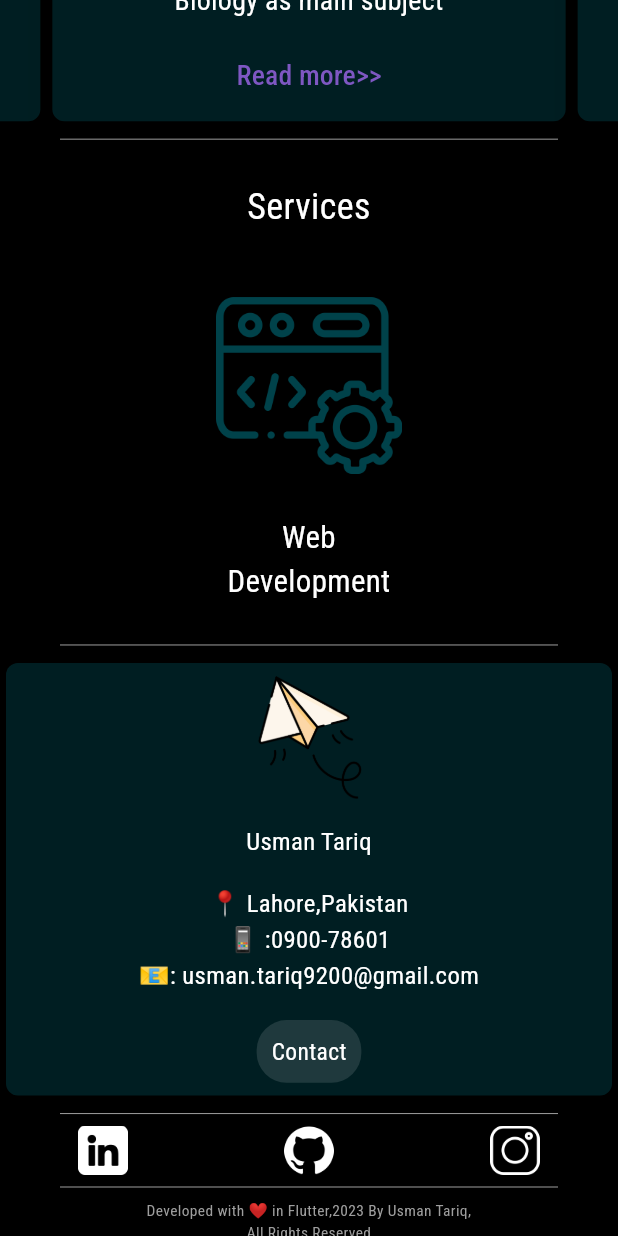
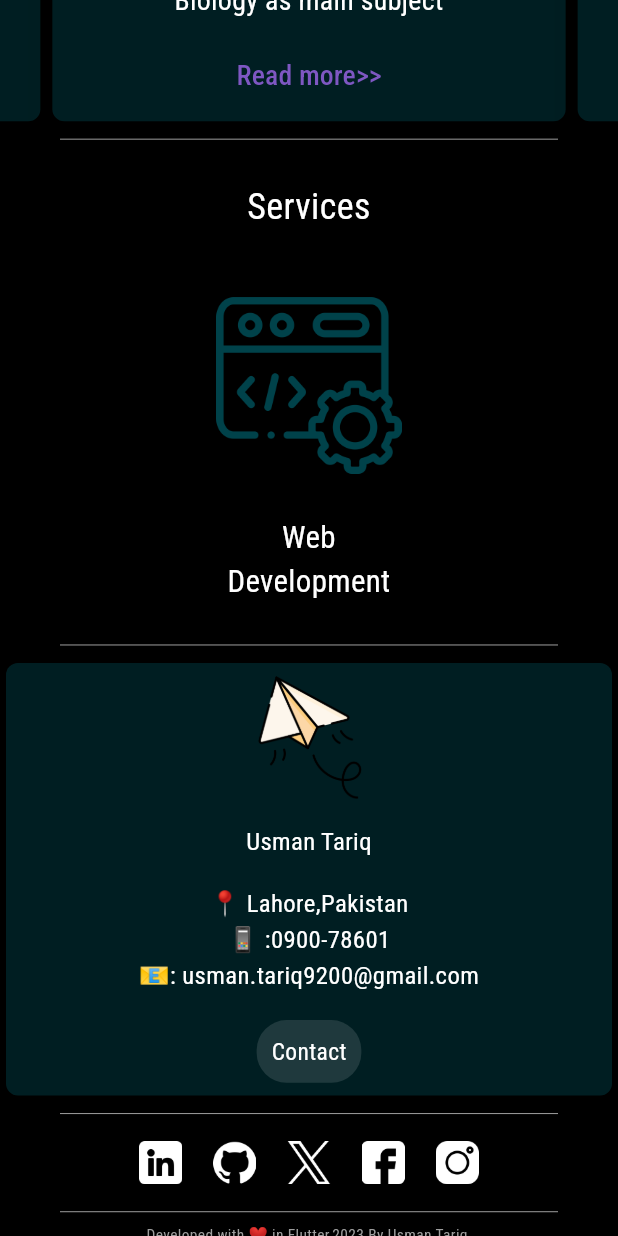
Before and after one commit to usmanjanjua1/Portfolio, a Flutter app: the screen it shows after launch, scrolled down 1728 dp, on a phone screen of 412 x 824 dp. Run offline on Flutter 3.47's test engine with Material 2 defaults, Android fonts, the phone set to English and light mode, and no system bars; drawn by our look-alikes of avatar_glow, carousel_slider; our stand-ins replace google_fonts, video_player; project files that could hold a hidden picture were left out.

Commit message:
friday work

```diff
--- a/lib/constants/constants.dart
+++ b/lib/constants/constants.dart
@@ -24,6 +24,8 @@ const String githubImg = 'assets/github.png';
 const String instagramImg = 'assets/instagram.png';
 const String myProfileImage = 'assets/myImg.jpg';
 const String myProfileImage2 = 'assets/myImg2.jpg';
+const String myProfileImageFinal = 'assets/finalfinalfinalImage.jpg';
+
 const String myImg = 'assets/myImg.jpg';
 const String pgcImg = 'assets/pgc.png';
 const String schoolImg = 'assets/school.png';
@@ -36,5 +38,7 @@ const String unihatAnimatedIcon = 'assets/graduation-hat.png';
 const String collegeAnimatedIcon = 'assets/college1.png';
 const String trophyAnimatedIcon = 'assets/trophy1.png';
 const String planeAnimatedIcon = 'assets/paper-plane.png';
+const String facebookImg = 'assets/facebook.png';
 
+const String twitterImg = 'assets/twitternew.png';
 const String backgroundVideoPath = 'assets/appVideo.mp4';
--- /dev/null
+++ b/lib/utils/common_functions.dart
@@ -0,0 +1,8 @@
+import 'package:url_launcher/url_launcher.dart';
+
+class CommonFunctions {
+  static void launchURL(String link) async {
+    final Uri url = Uri.parse(link);
+    await launchUrl(url);
+  }
+}
--- a/lib/views/homepage.dart
+++ b/lib/views/homepage.dart
@@ -36,9 +36,9 @@ class _HomePageState extends State<HomePage> {
               children: [
                 // BackgroundImage(dynamicSize: dynamicSize),
                 BackgroundVideo(dynamicSize: dynamicSize),
-                if (Responsive.isDesktop(context) ||
-                    Responsive.isTablet(context))
-                  webAppBar(dynamicSize),
+                // if (Responsive.isDesktop(context) ||
+                //     Responsive.isTablet(context))
+                //   webAppBar(dynamicSize),
                 Positioned(
                   top: Responsive.isDesktop(context) ? 160 : 40,
                   bottom: 0,
@@ -139,7 +139,7 @@ class _HomePageState extends State<HomePage> {
                               return CircleAvatar(
                                 radius: avatarSize,
                                 backgroundImage:
-                                    const AssetImage(myProfileImage2),
+                                    const AssetImage(myProfileImageFinal),
                               );
                             },
                           ),
--- a/lib/widgets/card_tile.dart
+++ b/lib/widgets/card_tile.dart
@@ -18,6 +18,7 @@ class CardTile extends StatelessWidget {
   Widget build(BuildContext context) {
     return Card(
       elevation: 10,
+      // shadowColor: Colors.cyanAccent,
       color: Colors.cyan.withOpacity(0.16),
       shape: RoundedRectangleBorder(borderRadius: BorderRadius.circular(8)),
       child: SizedBox(
--- a/lib/widgets/contact_bar.dart
+++ b/lib/widgets/contact_bar.dart
@@ -1,4 +1,7 @@
+import 'package:avatar_glow/avatar_glow.dart';
 import 'package:flutter/material.dart';
+import 'package:portfolio/utils/common_functions.dart';
+import 'package:url_launcher/url_launcher.dart';
 
 import '../constants/constants.dart';
 
@@ -8,32 +11,111 @@ class ContactBar extends StatelessWidget {
 
   @override
   Widget build(BuildContext context) {
-    double staticsize = 0.08;
+    double staticsize = 0.07;
     return SizedBox(
       width: dynamicSize,
       child: Row(
-        // crossAxisAlignment: CrossAxisAlignment.start,
-        mainAxisAlignment: MainAxisAlignment.spaceAround,
+        mainAxisAlignment: MainAxisAlignment.center,
         crossAxisAlignment: CrossAxisAlignment.start,
-        // mainAxisSize: MainAxisSize.max,
         children: [
-          Image.asset(
+          InkWell(
+            onTap: () {
+              CommonFunctions.launchURL(
+                  'https://www.linkedin.com/in/usman-tariq-janjua-58b504262');
+            },
+            hoverColor: Colors.grey.withOpacity(0.5),
+            borderRadius: BorderRadius.circular(20),
+            child: AvatarGlow(
+              endRadius: dynamicSize * (staticsize - 0.01),
+              glowColor: Colors.white.withOpacity(0.3),
+              showTwoGlows: true,
+              animate: true,
+              child: Image.asset(
                 linkedInImg,
                 color: Colors.white,
                 height: dynamicSize * staticsize,
                 width: dynamicSize * staticsize,
               ),
-          Image.asset(
+            ),
+          ),
+          InkWell(
+            onTap: () async {
+              CommonFunctions.launchURL('https://github.com/usmanjanjua1');
+            },
+            hoverColor: Colors.grey.withOpacity(0.5),
+            borderRadius: BorderRadius.circular(20),
+            child: AvatarGlow(
+              endRadius: dynamicSize * (staticsize - 0.01),
+              glowColor: Colors.white.withOpacity(0.3),
+              showTwoGlows: true,
+              animate: true,
+              child: Image.asset(
                 githubImg,
                 color: Colors.white,
                 height: dynamicSize * staticsize,
                 width: dynamicSize * staticsize,
               ),
-          Image.asset(
+            ),
+          ),
+          InkWell(
+            onTap: () async {
+              CommonFunctions.launchURL(
+                  'https://twitter.com/teamkhabib?lang=en');
+            },
+            hoverColor: Colors.grey.withOpacity(0.5),
+            borderRadius: BorderRadius.circular(20),
+            child: AvatarGlow(
+              endRadius: dynamicSize * (staticsize - 0.01),
+              glowColor: Colors.white.withOpacity(0.3),
+              showTwoGlows: true,
+              animate: true,
+              child: Image.asset(
+                twitterImg,
+                color: Colors.white,
+                height: dynamicSize * staticsize,
+                width: dynamicSize * staticsize,
+              ),
+            ),
+          ),
+          InkWell(
+            onTap: () async {
+              CommonFunctions.launchURL(
+                  'https://www.facebook.com/KhabibTheEagle/');
+            },
+            hoverColor: Colors.grey.withOpacity(0.5),
+            borderRadius: BorderRadius.circular(20),
+            child: AvatarGlow(
+              endRadius: dynamicSize * (staticsize - 0.01),
+              glowColor: Colors.white.withOpacity(0.3),
+              showTwoGlows: true,
+              animate: true,
+              child: Image.asset(
+                facebookImg,
+                color: Colors.white,
+                height: dynamicSize * staticsize,
+                width: dynamicSize * staticsize,
+              ),
+            ),
+          ),
+          InkWell(
+            onTap: () {
+              CommonFunctions.launchURL(
+                  'https://www.instagram.com/khabib_nurmagomedov/?hl=en');
+            },
+            hoverColor: Colors.grey.withOpacity(0.5),
+            borderRadius: BorderRadius.circular(20),
+            child: AvatarGlow(
+              endRadius: dynamicSize * (staticsize - 0.01),
+              glowColor: Colors.white.withOpacity(0.3),
+              showTwoGlows: true,
+              animate: true,
+              child: Image.asset(
                 instagramImg,
                 color: Colors.white,
                 height: dynamicSize * staticsize,
                 width: dynamicSize * staticsize,
+              ),
+            ),
           ),
         ],
       ),
--- a/lib/widgets/row_buttons.dart
+++ b/lib/widgets/row_buttons.dart
@@ -8,9 +8,6 @@ Widget webAppBar(dynamicSize) {
     child: Row(
       mainAxisAlignment: MainAxisAlignment.spaceEvenly,
       children: [
-        // CustomButton(txt: 'Services', dynamicSize: dynamicSize),
-        // CustomButton(txt: 'Experience', dynamicSize: dynamicSize),
-        // CustomButton(txt: 'Contact', dynamicSize: dynamicSize),
         CustomTextButton(
           padding: EdgeInsets.all(dynamicSize * 0.026),
           text: 'Services',
--- a/pubspec.yaml
+++ b/pubspec.yaml
@@ -38,6 +38,8 @@ dependencies:
   google_fonts: ^5.1.0
   carousel_slider: ^4.2.1
   video_player: ^2.7.0
+  url_launcher: ^6.1.12
+  avatar_glow: ^2.0.2
 
 dev_dependencies:
   flutter_test:
```
Also changed, not shown: assets/facebook.png (added), assets/finalfinalfinalImage.jpg (added), assets/instagram.png, assets/instagram1.png (added), assets/twitter.png (added), assets/twitternew.png (added), pubspec.lock, 5 other files. Lines whose indentation alone changed are shown as unchanged.
